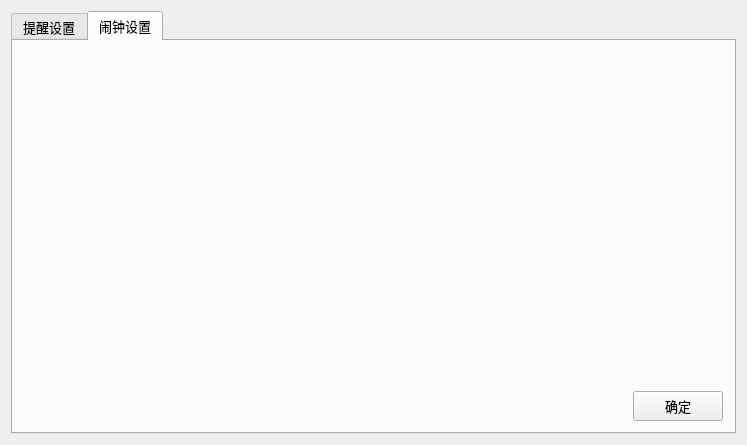
Before: the Qt Designer form centerwidget.ui in ciyeer/StickyNote, drawn with Qt 5.
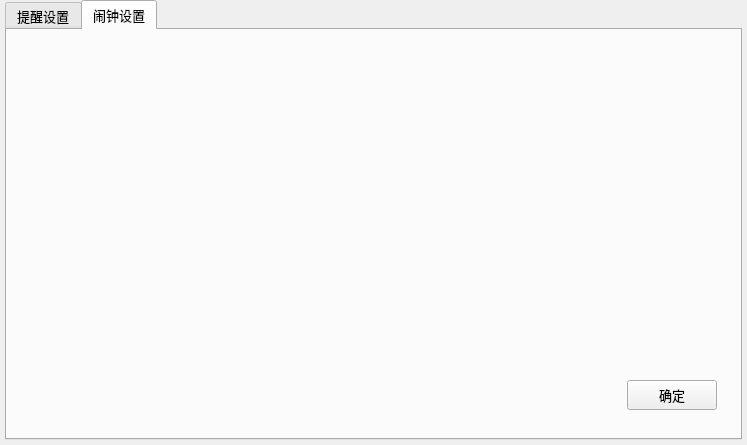
After: the same form once the commit is applied.

What changed in the file:
```diff
--- a/centerwidget.ui
+++ b/centerwidget.ui
@@ -26,6 +26,21 @@
    <string>Form</string>
   </property>
   <layout class="QGridLayout" name="gridLayout">
+   <property name="leftMargin">
+    <number>5</number>
+   </property>
+   <property name="topMargin">
+    <number>0</number>
+   </property>
+   <property name="rightMargin">
+    <number>5</number>
+   </property>
+   <property name="bottomMargin">
+    <number>5</number>
+   </property>
+   <property name="spacing">
+    <number>0</number>
+   </property>
    <item row="0" column="0">
     <widget class="QTabWidget" name="tabWidget">
      <property name="font">
```
